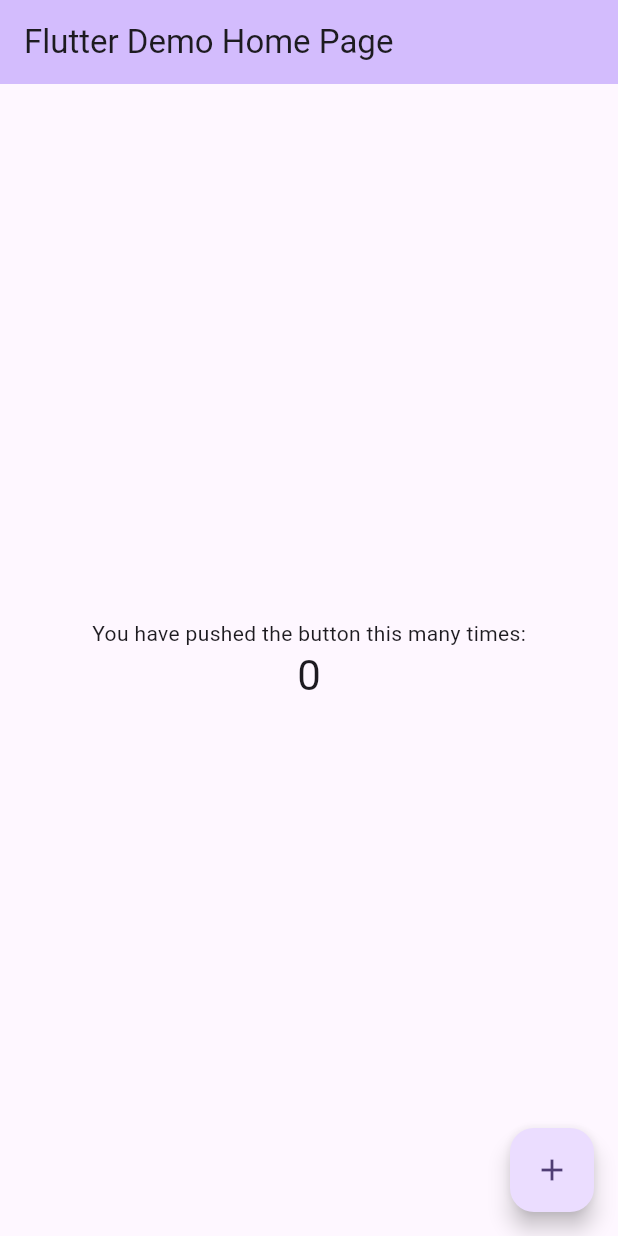
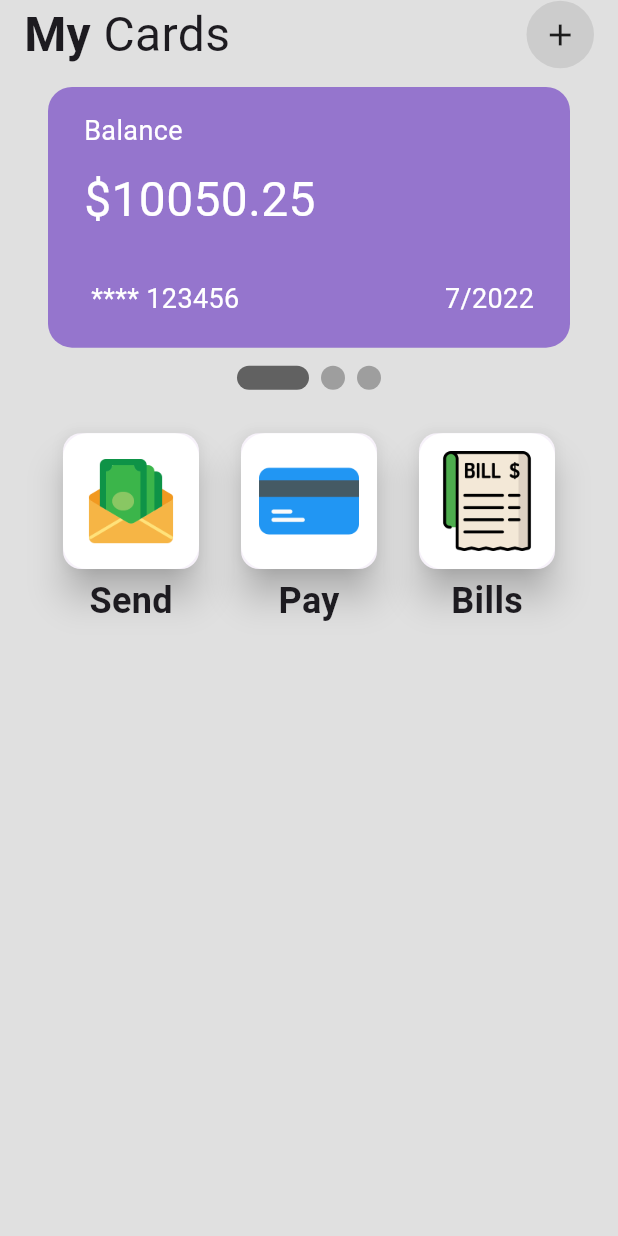
Before and after one commit to AhmedOmran22/wallet-UI, a Flutter app: the screen it shows after launch, on a phone screen of 412 x 824 dp. Run offline on Flutter 3.47's test engine with Material 3 defaults, Android fonts, the phone set to English and light mode, and no system bars; drawn by our look-alikes of smooth_page_indicator.

Commit message:
create custom app bar and custom card and smooth page indicator and send play bills row

```diff
--- a/lib/main.dart
+++ b/lib/main.dart
@@ -1,79 +1,18 @@
 import 'package:flutter/material.dart';
+import 'package:wallet_ui/views/home_view.dart';
 
 void main() {
-  runApp(const MyApp());
+  runApp(const WalletAppUI());
 }
 
-class MyApp extends StatelessWidget {
-  const MyApp({super.key});
+class WalletAppUI extends StatelessWidget {
+  const WalletAppUI({super.key});
 
-  // This widget is the root of your application.
   @override
   Widget build(BuildContext context) {
-    return MaterialApp(
-      title: 'Flutter Demo',
-      theme: ThemeData(
-
-        colorScheme: ColorScheme.fromSeed(seedColor: Colors.deepPurple),
-        useMaterial3: true,
-      ),
-      home: const MyHomePage(title: 'Flutter Demo Home Page'),
+    return const MaterialApp(
+      debugShowCheckedModeBanner: false,
+      home: HomeView(),
     );
   }
 }
-
-class MyHomePage extends StatefulWidget {
-  const MyHomePage({super.key, required this.title});
-
-
-
-  final String title;
-
-  @override
-  State<MyHomePage> createState() => _MyHomePageState();
-}
-
-class _MyHomePageState extends State<MyHomePage> {
-  int _counter = 0;
-
-  void _incrementCounter() {
-    setState(() {
-
-      _counter++;
-    });
-  }
-
-  @override
-  Widget build(BuildContext context) {
-
-    return Scaffold(
-      appBar: AppBar(
-
-        backgroundColor: Theme.of(context).colorScheme.inversePrimary,
-
-        title: Text(widget.title),
-      ),
-      body: Center(
-
-        child: Column(
-
-          mainAxisAlignment: MainAxisAlignment.center,
-          children: <Widget>[
-            const Text(
-              'You have pushed the button this many times:',
-            ),
-            Text(
-              '$_counter',
-              style: Theme.of(context).textTheme.headlineMedium,
-            ),
-          ],
-        ),
-      ),
-      floatingActionButton: FloatingActionButton(
-        onPressed: _incrementCounter,
-        tooltip: 'Increment',
-        child: const Icon(Icons.add),
-      ), // This
-    );
-  }
-}
--- /dev/null
+++ b/lib/views/home_view.dart
@@ -0,0 +1,14 @@
+import 'package:flutter/material.dart';
+import 'package:wallet_ui/widgets/home_view_body.dart';
+
+class HomeView extends StatelessWidget {
+  const HomeView({super.key});
+
+  @override
+  Widget build(BuildContext context) {
+    return  Scaffold(
+      backgroundColor: Colors.grey[300],
+      body: const HomeViewBody(),
+    );
+  }
+}
--- /dev/null
+++ b/lib/widgets/card.dart
@@ -0,0 +1,73 @@
+import 'package:flutter/material.dart';
+
+class MyCard extends StatelessWidget {
+  const MyCard({
+    super.key,
+    required this.balance,
+    required this.cardNum,
+    required this.month,
+    required this.year,
+    required this.color,
+  });
+
+  final double balance;
+  final int cardNum;
+  final int month;
+  final int year;
+  final dynamic color;
+
+  @override
+  Widget build(BuildContext context) {
+    return Container(
+      padding: const EdgeInsets.symmetric(horizontal: 24, vertical: 16),
+      margin: const EdgeInsets.symmetric(vertical: 12, horizontal: 16),
+      decoration: BoxDecoration(
+        color: color,
+        borderRadius: BorderRadius.circular(
+          16,
+        ),
+      ),
+      child: Column(
+        crossAxisAlignment: CrossAxisAlignment.stretch,
+        children: [
+          const Text(
+            textAlign: TextAlign.left,
+            'Balance',
+            style: TextStyle(
+              color: Colors.white,
+              fontSize: 18,
+            ),
+          ),
+          const SizedBox(height: 10),
+          Text(
+            r'$' '${balance.toString()}',
+            style: const TextStyle(
+              color: Colors.white,
+              fontSize: 32,
+            ),
+          ),
+          const SizedBox(height: 30),
+          Row(
+            children: [
+              Text(
+                ' **** ' '${cardNum.toString()}',
+                style: const TextStyle(
+                  color: Colors.white,
+                  fontSize: 18,
+                ),
+              ),
+              const Spacer(),
+              Text(
+                '${month.toString()}' '/' '${year.toString()}',
+                style: const TextStyle(
+                  color: Colors.white,
+                  fontSize: 18,
+                ),
+              ),
+            ],
+          )
+        ],
+      ),
+    );
+  }
+}
--- /dev/null
+++ b/lib/widgets/card_page_view.dart
@@ -0,0 +1,42 @@
+import 'package:flutter/material.dart';
+import 'package:wallet_ui/widgets/card.dart';
+
+class CardsPageView extends StatelessWidget {
+  const CardsPageView({
+    super.key,
+    required this.controller,
+  });
+  final PageController controller;
+  @override
+  Widget build(BuildContext context) {
+    return SizedBox(
+      height: MediaQuery.of(context).size.height * .24,
+      child: PageView(
+        controller: controller,
+        children: [
+          MyCard(
+            balance: 10050.25,
+            cardNum: 123456,
+            month: 7,
+            year: 2022,
+            color: Colors.deepPurple[300],
+          ),
+          MyCard(
+            balance: 21125132.25,
+            cardNum: 456789,
+            month: 8,
+            year: 2025,
+            color: Colors.blue[300],
+          ),
+          MyCard(
+            balance: 15000.50,
+            cardNum: 123789,
+            month: 10,
+            year: 2029,
+            color: Colors.green[300],
+          ),
+        ],
+      ),
+    );
+  }
+}
--- /dev/null
+++ b/lib/widgets/custom_app_bar.dart
@@ -0,0 +1,30 @@
+import 'package:flutter/material.dart';
+import 'package:wallet_ui/widgets/custom_app_bar_icon.dart';
+
+class CustomAppBar extends StatelessWidget {
+  const CustomAppBar({super.key});
+  @override
+  Widget build(BuildContext context) {
+    return const SafeArea(
+      child: Row(
+        children: [
+          Text(
+            'My ',
+            style: TextStyle(
+              fontSize: 32,
+              fontWeight: FontWeight.bold,
+            ),
+          ),
+          Text(
+            'Cards',
+            style: TextStyle(
+              fontSize: 32,
+            ),
+          ),
+          Spacer(),
+          CustomAppBarIcon(),
+        ],
+      ),
+    );
+  }
+}
--- /dev/null
+++ b/lib/widgets/custom_app_bar_icon.dart
@@ -0,0 +1,22 @@
+
+import 'package:flutter/material.dart';
+
+class CustomAppBarIcon extends StatelessWidget {
+  const CustomAppBarIcon({super.key});
+
+  @override
+  Widget build(BuildContext context) {
+    return Container(
+
+      width: 45,
+      height: 45,
+      decoration: BoxDecoration(
+        shape: BoxShape.circle,
+        color: Colors.grey.withOpacity(.3),
+      ),
+      child: const Icon(
+        Icons.add,
+      ),
+    );
+  }
+}
--- /dev/null
+++ b/lib/widgets/custom_button.dart
@@ -0,0 +1,39 @@
+import 'package:flutter/material.dart';
+
+class CustomButton extends StatelessWidget {
+  const CustomButton({
+    super.key,
+    required this.imagePath,
+    required this.text,
+  });
+
+  final String imagePath;
+  final String text;
+
+  @override
+  Widget build(BuildContext context) {
+    return Column(
+      children: [
+        Card(
+          elevation: 10,
+          child: Container(
+            padding: const EdgeInsets.all(12),
+            width: MediaQuery.of(context).size.width * .22,
+            decoration: BoxDecoration(
+              borderRadius: BorderRadius.circular(16),
+              color: Colors.white,
+            ),
+            child: Image.asset(imagePath),
+          ),
+        ),
+        Text(
+          text,
+          style: const TextStyle(
+            fontSize: 24,
+            fontWeight: FontWeight.bold,
+          ),
+        )
+      ],
+    );
+  }
+}
--- /dev/null
+++ b/lib/widgets/home_view_body.dart
@@ -0,0 +1,43 @@
+import 'package:flutter/material.dart';
+import 'package:smooth_page_indicator/smooth_page_indicator.dart';
+import 'package:wallet_ui/widgets/card_page_view.dart';
+import 'package:wallet_ui/widgets/custom_app_bar.dart';
+import 'package:wallet_ui/widgets/send_pay_bills_row.dart';
+
+class HomeViewBody extends StatefulWidget {
+  const HomeViewBody({super.key});
+
+  @override
+  State<HomeViewBody> createState() => _HomeViewBodyState();
+}
+
+class _HomeViewBodyState extends State<HomeViewBody> {
+  final _controller = PageController();
+  @override
+  Widget build(BuildContext context) {
+    return Padding(
+      padding: const EdgeInsets.symmetric(horizontal: 16),
+      child: Column(
+        mainAxisSize: MainAxisSize.max,
+        children: [
+          const CustomAppBar(),
+          CardsPageView(
+            controller: _controller,
+          ),
+          SmoothPageIndicator(
+            controller: _controller,
+            count: 3,
+            effect: ExpandingDotsEffect(
+              activeDotColor: Colors.grey.shade700,
+              dotColor: Colors.grey.shade500,
+            ),
+          ),
+          const SizedBox(height: 25),
+
+           const  SendPayBillsRow(),
+
+        ],
+      ),
+    );
+  }
+}
--- /dev/null
+++ b/lib/widgets/send_pay_bills_row.dart
@@ -0,0 +1,32 @@
+import 'package:flutter/material.dart';
+import 'package:wallet_ui/widgets/custom_button.dart';
+
+class SendPayBillsRow extends StatelessWidget {
+  const SendPayBillsRow({
+    super.key,
+  });
+
+  @override
+  Widget build(BuildContext context) {
+    return const Padding(
+      padding: EdgeInsets.symmetric(horizontal: 12),
+      child: Row(
+        mainAxisAlignment: MainAxisAlignment.spaceAround,
+        children: [
+          CustomButton(
+            imagePath: 'assets/images/send-money.png',
+            text: 'Send',
+          ),
+          CustomButton(
+            imagePath: 'assets/images/credit-card.png',
+            text: 'Pay',
+          ),
+          CustomButton(
+            imagePath: 'assets/images/bill.png',
+            text: 'Bills',
+          )
+        ],
+      ),
+    );
+  }
+}
--- a/pubspec.yaml
+++ b/pubspec.yaml
@@ -35,6 +35,7 @@ dependencies:
   # The following adds the Cupertino Icons font to your application.
   # Use with the CupertinoIcons class for iOS style icons.
   cupertino_icons: ^1.0.6
+  smooth_page_indicator: ^1.1.0
 
 dev_dependencies:
   flutter_test:
@@ -59,9 +60,8 @@ flutter:
   uses-material-design: true
 
   # To add assets to your application, add an assets section, like this:
-  # assets:
-  #   - images/a_dot_burr.jpeg
-  #   - images/a_dot_ham.jpeg
+  assets:
+    - assets/images/
 
   # An image asset can refer to one or more resolution-specific "variants", see
   # https://flutter.dev/assets-and-images/#resolution-aware
```
Also changed, not shown: assets/images/analysis.png (added), assets/images/bill.png (added), assets/images/cash-flow.png (added), assets/images/credit-card.png (added), assets/images/send-money.png (added), pubspec.lock, 1 other file.
